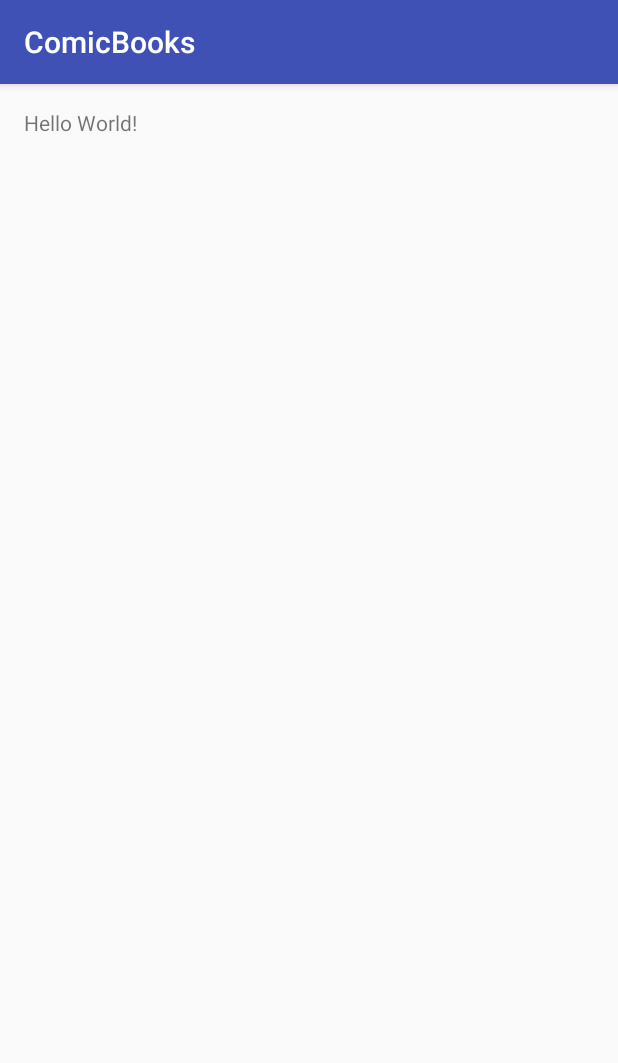
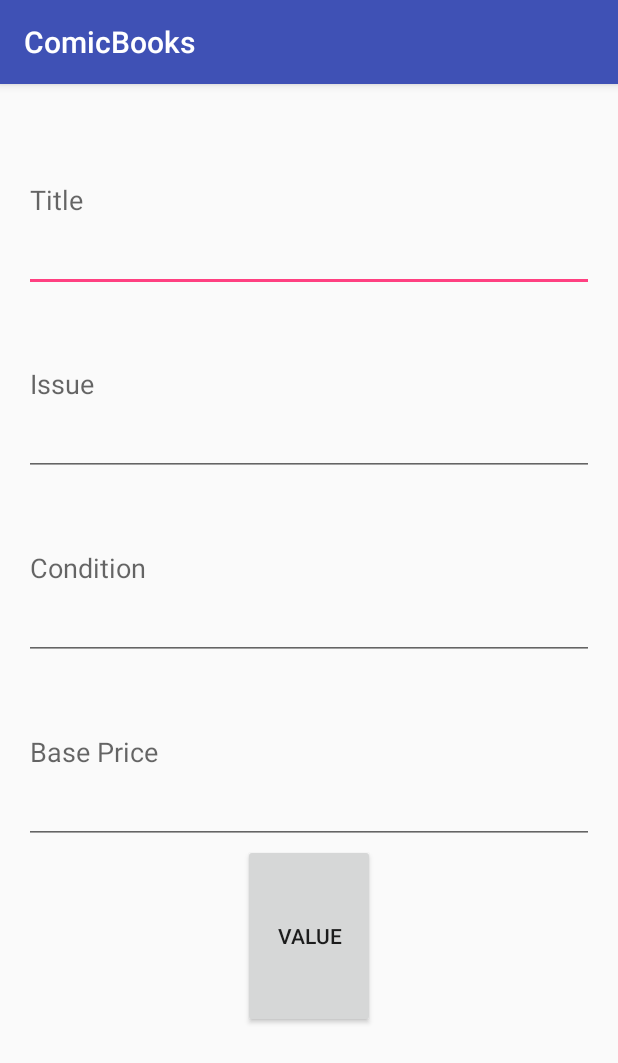
Before and after one commit to knpFletcher/pownallkarenaca, an Android app: the screen it shows after launch (MainActivity), on a phone screen of 412 x 824 dp. Shown: the top 1063 px of the screen. Run offline under Robolectric (Android 15) with nearby library versions, the phone set to English and light mode, and no system bars.

Commit message:
Comic Books: Lab assignment, correct and working

```diff
--- a/ComicBooks/app/src/main/java/com/karenpownall/android/aca/comicbooks/MainActivity.java
+++ b/ComicBooks/app/src/main/java/com/karenpownall/android/aca/comicbooks/MainActivity.java
@@ -5,18 +5,35 @@ package com.karenpownall.android.aca.comicbooks;
 
 import android.os.Bundle;
 import android.support.v7.app.AppCompatActivity;
+import android.view.View;
+import android.widget.Button;
+import android.widget.EditText;
+import android.widget.TextView;
 
 import java.util.HashMap;
 
 public class MainActivity extends AppCompatActivity {
+
+    private Button mComixButton;
+    private TextView mOutputText;
+    private EditText mBasePrice;
+    private EditText mConditionText;
+    private EditText mIssueText;
+    private EditText mTitleText;
+    public HashMap quality = new HashMap();
 
     @Override
     protected void onCreate(Bundle savedInstanceState) {
         super.onCreate(savedInstanceState);
         setContentView(R.layout.activity_main);
 
-        //set up hash map
-        HashMap quality = new HashMap(); //create
+        mOutputText = (TextView) findViewById(R.id.outputText);
+        mBasePrice = (EditText) findViewById(R.id.basePrice);
+        mConditionText = (EditText) findViewById(R.id.conditionText);
+        mIssueText = (EditText) findViewById(R.id.issueText);
+        mTitleText = (EditText) findViewById(R.id.titleText);
+        mComixButton = (Button) findViewById(R.id.comixButton);
+
 
         float price1 = 3.00F; //add values
         quality.put("mint", price1); //key value pair
@@ -32,7 +49,7 @@ public class MainActivity extends AppCompatActivity {
         quality.put("poor", price6);
 
         //set up a collection, create array based off Comic class
-        Comic[] comix = new Comic[3];
+        final Comic[] comix = new Comic[4];
         //add comics to collection
         comix[0] = new Comic("Amazing Spider-Man", "1A", "very fine", 12_000.00f);
         //passing in title, issue number, condition, base price
@@ -44,15 +61,37 @@ public class MainActivity extends AppCompatActivity {
         comix[2] = new Comic("Cerebus", "1A", "good", 190.00f);
         comix[2].setPrice((Float) quality.get(comix[2].condition));
 
+        mComixButton.setOnClickListener(new View.OnClickListener(){
+            @Override
+            public void onClick(View view) {
+            String title;
+            String issue;
+            String condition;
+            float basePrice;
+
+            //Comic userComic = new Comic;
+
+            title = mTitleText.getText().toString();
+            issue = mIssueText.getText().toString();
+            condition = mConditionText.getText().toString();
+            basePrice = Float.parseFloat(mBasePrice.getText().toString());
+
+            comix[3] = new Comic(title, issue, condition, basePrice);
+            comix[3].setPrice((Float) quality.get(comix[3].condition));
+
             for (int i = 0; i < comix.length; i++) {
                 System.out.println("Title: " + comix[i].title);
                 System.out.println("Issue: " + comix[i].issueNumber);
                 System.out.println("Condition: " + comix[i].condition);
                 System.out.println("Price: $" + comix[i].price + "\n");
+                mOutputText.setText("Price: $" + comix[i].price);
             }
 
             }
-    class Comic {
+        });
+    }
+
+    public class Comic {
         String title;
         String issueNumber;
         String condition;
--- a/ComicBooks/app/src/main/res/layout/activity_main.xml
+++ b/ComicBooks/app/src/main/res/layout/activity_main.xml
@@ -1,5 +1,5 @@
 <?xml version="1.0" encoding="utf-8"?>
-<RelativeLayout xmlns:android="http://schemas.android.com/apk/res/android"
+<LinearLayout xmlns:android="http://schemas.android.com/apk/res/android"
     xmlns:tools="http://schemas.android.com/tools"
     android:layout_width="match_parent"
     android:layout_height="match_parent"
@@ -7,12 +7,49 @@
     android:paddingLeft="@dimen/activity_horizontal_margin"
     android:paddingRight="@dimen/activity_horizontal_margin"
     android:paddingTop="@dimen/activity_vertical_margin"
-    tools:context="com.karenpownall.android.aca.comicbooks.MainActivity">
+    tools:context="com.karenpownall.android.aca.comicbooks.MainActivity"
+    android:orientation="vertical">
+
+    <EditText
+        android:layout_width="match_parent"
+        android:layout_height="0dp"
+        android:id="@+id/titleText"
+        android:hint="Title"
+        android:layout_weight="1" />
+
+    <EditText
+        android:layout_width="match_parent"
+        android:layout_height="0dp"
+        android:id="@+id/issueText"
+        android:hint="Issue"
+        android:layout_weight="1" />
+
+    <EditText
+        android:layout_width="match_parent"
+        android:layout_height="0dp"
+        android:hint="Condition"
+        android:id="@+id/conditionText"
+        android:layout_weight="1" />
+
+    <EditText
+        android:layout_width="match_parent"
+        android:layout_height="0dp"
+        android:id="@+id/basePrice"
+        android:hint="Base Price"
+        android:layout_weight="1" />
+
+    <Button
+        android:layout_width="wrap_content"
+        android:layout_height="0dp"
+        android:text="Value"
+        android:id="@+id/comixButton"
+        android:layout_gravity="center_horizontal"
+        android:layout_weight="1" />
 
     <TextView
-        android:layout_width="wrap_content"
-        android:layout_height="wrap_content"
-        android:text="Hello World!"
-        android:id="@+id/textView" />
-
-</RelativeLayout>
+        android:layout_width="match_parent"
+        android:layout_height="0dp"
+        android:textAppearance="?android:attr/textAppearanceLarge"
+        android:id="@+id/outputText"
+        android:layout_weight="1" />
+</LinearLayout>
```
Lines whose indentation alone changed are shown as unchanged.
